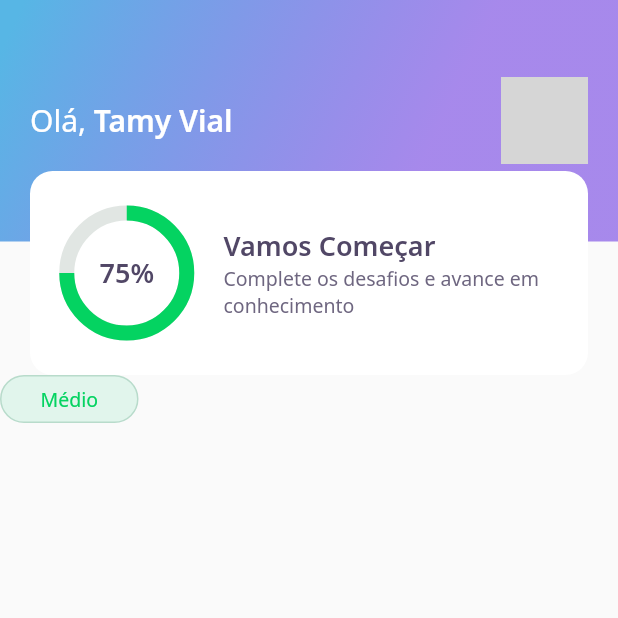
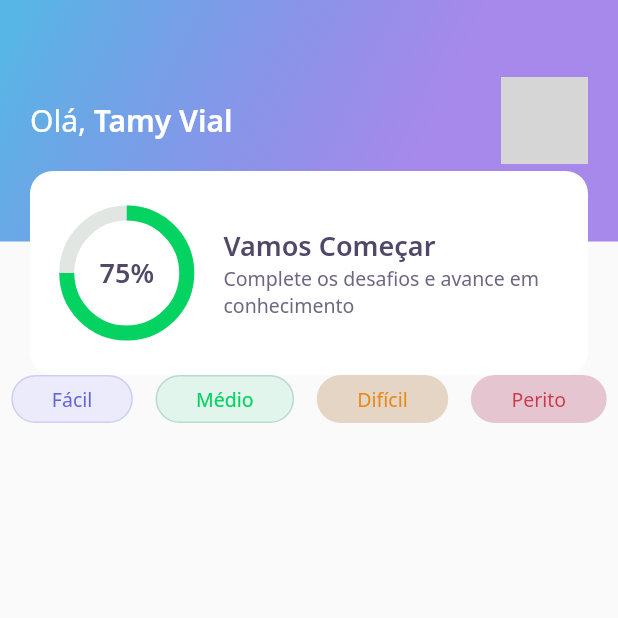
Before and after one commit to VialdeSouza/dev-quiz-flutter, a Flutter app: the screen it shows after launch, on a phone screen of 412 x 824 dp, the top half of it. Run offline on Flutter 3.47's test engine with Material 2 defaults, Android fonts, the phone set to English and light mode, and no system bars; our stand-ins replace google_fonts; network calls fail; grey boxes are pictures that could not be loaded.

Commit message:
feat: add LevelButton to HomePage

```diff
--- a/lib/home/home_page.dart
+++ b/lib/home/home_page.dart
@@ -14,7 +14,15 @@ class _HomePageState extends State<HomePage> {
   Widget build(BuildContext context) {
     return Scaffold(
       appBar: AppBarWidget(),
-      body: LevelButtonWidget(label: "Médio",),
+      body: Row(
+        mainAxisAlignment: MainAxisAlignment.spaceAround,
+        children: [
+          LevelButtonWidget(label: 'Fácil'),
+          LevelButtonWidget(label: 'Médio'),
+          LevelButtonWidget(label: 'Difícil'),
+          LevelButtonWidget(label: 'Perito'),
+        ],
+      ),
     );
   }
 }
```
